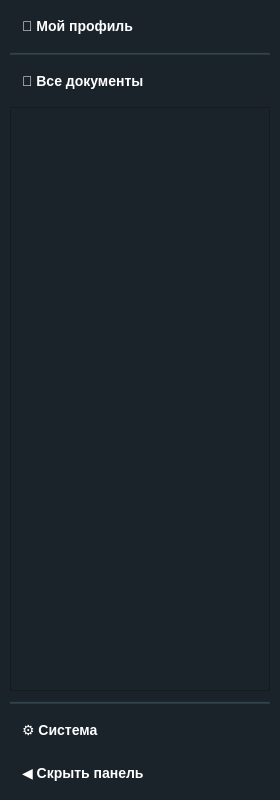
First picture: the form in client/ui/left_panel.ui, repository lerakaplich/Documents, before the edit.
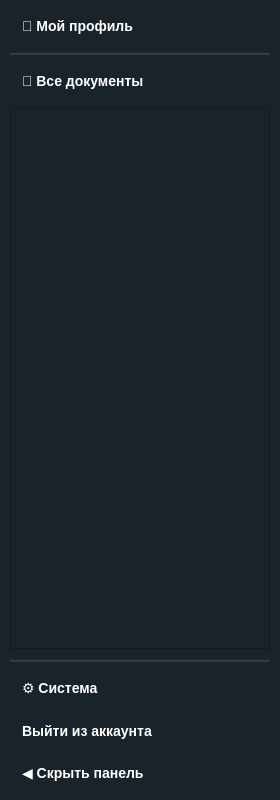
Second picture: the form after the edit.

Commit message: выйти из аккаунта

Diff of the .ui file:
```diff
--- a/client/ui/left_panel.ui
+++ b/client/ui/left_panel.ui
@@ -395,6 +395,34 @@
        </widget>
       </item>
 
+      <!-- Кнопка выхода из аккаунта -->
+      <item>
+       <widget class="QPushButton" name="logoutBtn">
+        <property name="styleSheet">
+         <string notr="true">QPushButton {
+    background-color: transparent;
+    color: white;
+    border: none;
+    border-radius: 5px;
+    padding: 8px 12px;
+    font-size: 14px;
+    font-weight: bold;
+    text-align: left;
+}
+QPushButton:hover {
+    background-color: #3A4A54;
+    color: #DDB87A;
+}</string>
+        </property>
+        <property name="text">
+         <string>Выйти из аккаунта</string>
+        </property>
+        <property name="cursor">
+         <cursorShape>PointingHandCursor</cursorShape>
+        </property>
+       </widget>
+      </item>
+
       <!-- Кнопка скрытия панели -->
       <item>
        <widget class="QPushButton" name="hidePanelBtn">
```
Left out of the diff: 6 changed lines with no effect on the pictures. The commit also changes 1 other file.
